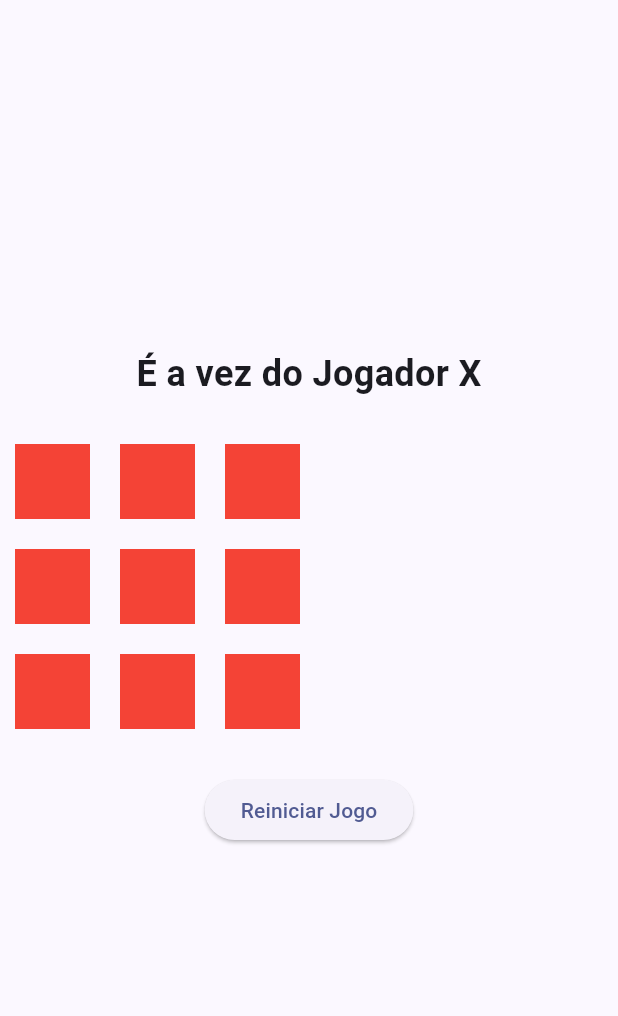
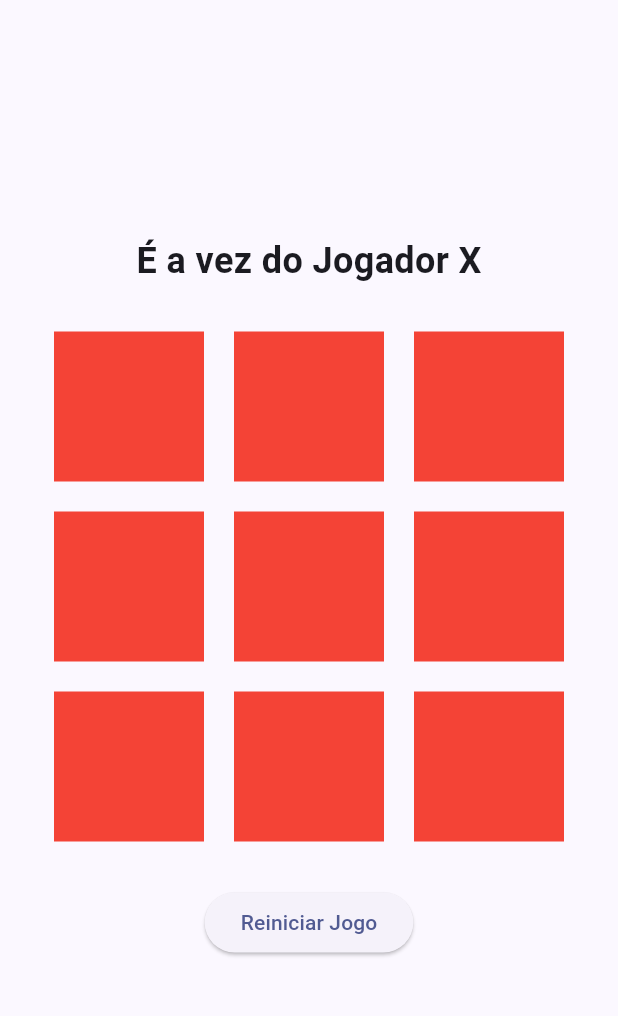
Before and after one commit to BryamFLA/oficinaUTFPR, a Flutter app: the screen it shows after launch, on a phone screen of 412 x 824 dp, the part 63-1079 px from its top. Run offline on Flutter 3.47's test engine with Material 3 defaults, Android fonts, the phone set to English and light mode, and no system bars.

Commit message:
Correções de lógica

```diff
--- a/velhagame/lib/models/game_modal.dart
+++ b/velhagame/lib/models/game_modal.dart
@@ -2,6 +2,7 @@ class TicTacToeGame {
   late List<List<String>> board;
   late String currentPlayer;
   late bool isGameOver;
+  late bool isDraw;
   late String winner;
 
   TicTacToeGame() {
@@ -71,9 +72,14 @@ class TicTacToeGame {
     for (int i = 0; i < 3; i++) {
       for (int j = 0; j < 3; j++) {
         if (board[i][j].isEmpty) {
+          isDraw = false;
           return;
+        }else{
+          isDraw = true;
         }
       }
+    }
+    if(isDraw){
       _endGame('');
     }
   }
--- a/velhagame/lib/widgets/game_bord.dart
+++ b/velhagame/lib/widgets/game_bord.dart
@@ -13,6 +13,7 @@ class GameBoard extends StatelessWidget {
     return Column(
       children: [
         Row(
+          mainAxisAlignment: MainAxisAlignment.center,
           children: [
             GameCell(symbol: board[0][0], onTap: () => onCellTap(0, 0)),
             GameCell(symbol: board[0][1], onTap: () => onCellTap(0, 1)),
@@ -20,6 +21,7 @@ class GameBoard extends StatelessWidget {
           ],
         ),
         Row(
+          mainAxisAlignment: MainAxisAlignment.center,
           children: [
             GameCell(symbol: board[1][0], onTap: () => onCellTap(1, 0)),
             GameCell(symbol: board[1][1], onTap: () => onCellTap(1, 1)),
@@ -27,6 +29,7 @@ class GameBoard extends StatelessWidget {
           ],
         ),
         Row(
+          mainAxisAlignment: MainAxisAlignment.center,
           children: [
             GameCell(symbol: board[2][0], onTap: () => onCellTap(2, 0)),
             GameCell(symbol: board[2][1], onTap: () => onCellTap(2, 1)),
--- a/velhagame/lib/widgets/game_cell.dart
+++ b/velhagame/lib/widgets/game_cell.dart
@@ -12,8 +12,8 @@ class GameCell extends StatelessWidget {
     return GestureDetector(
       onTap: onTap,
       child: Container(
-        width: 50,
-        height: 50,
+        width: 100,
+        height: 100,
         margin: EdgeInsets.all(10),
         color: Colors.red,
         child: Center(
```
